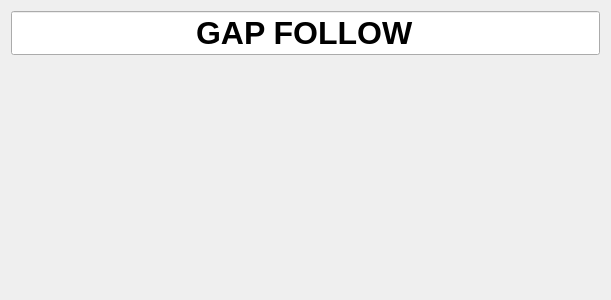
Old version of the form sim_ws/src/arcus_gui/ui/ui/GapFollowWidget.ui in the repository robotique-udes/arcus-simulation.
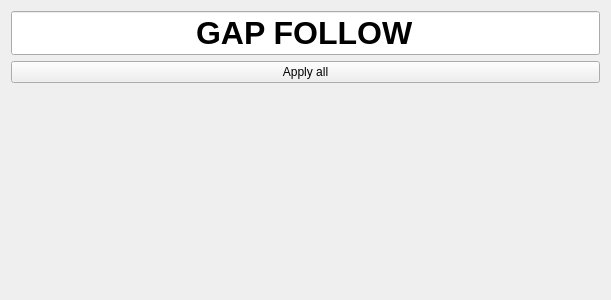
New version of the form.

Commit message: Add Apply All button to apply all ros params at once

The edit to the form file:
```diff
--- a/sim_ws/src/arcus_gui/ui/ui/GapFollowWidget.ui
+++ b/sim_ws/src/arcus_gui/ui/ui/GapFollowWidget.ui
@@ -33,6 +33,19 @@
        </property>
       </widget>
      </item>
+     <item>
+      <widget class="QPushButton" name="applyAllPB">
+       <property name="sizePolicy">
+        <sizepolicy hsizetype="Preferred" vsizetype="Fixed">
+         <horstretch>0</horstretch>
+         <verstretch>0</verstretch>
+        </sizepolicy>
+       </property>
+       <property name="text">
+        <string>Apply all</string>
+       </property>
+      </widget>
+     </item>
      <item>
       <spacer name="verticalSpacer">
        <property name="orientation">
```
The commit also changes 6 other files.
